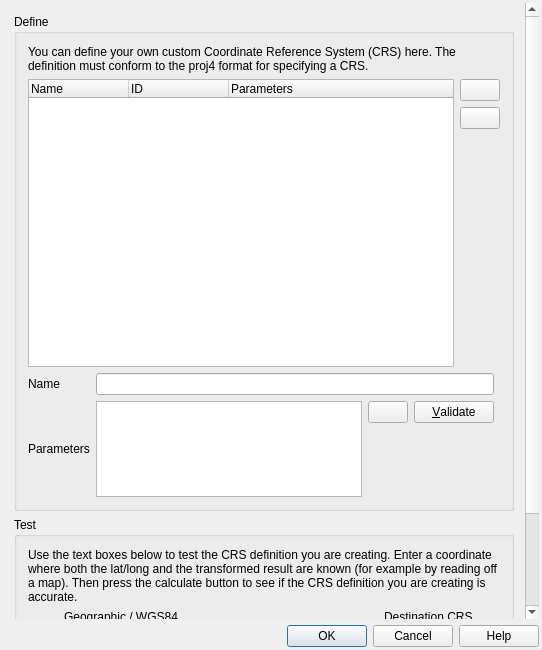
Before: the Qt Designer form src/ui/qgscustomprojectiondialogbase.ui in qgis/QGIS, drawn with Qt 5.
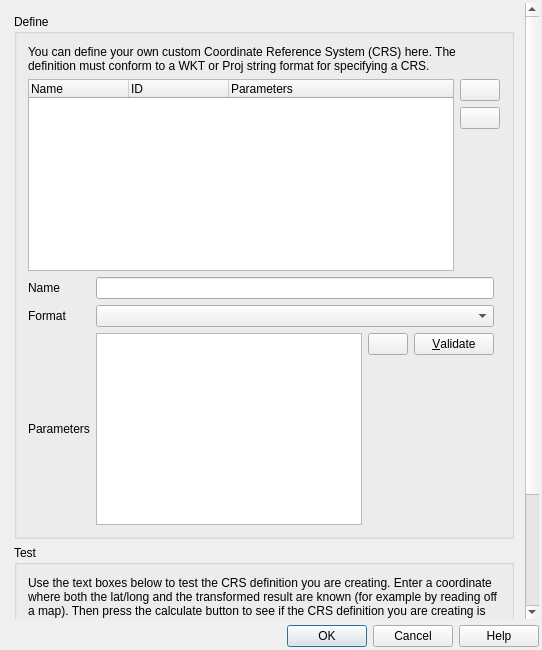
After: the same form once the commit is applied. Icons and pictures are not drawn. Custom widgets are drawn as their Qt base class.

Commit message:
[FEATURE] Allow custom projections to be defined using WKT strings instead of just proj strings
WKT strings are lossless and allow definition of a much wider range
of projections than are possible using proj strings.

A new combo box in the Custom Projections dialog allows users to
choose whether the new projection is defined using a WKT or PROJ string.
If possible, the current projection definition is automatically converted
when the combo box is changed by the user.

Also fixes #25918 in the process

Patch:
```diff
--- a/src/ui/qgscustomprojectiondialogbase.ui
+++ b/src/ui/qgscustomprojectiondialogbase.ui
@@ -55,11 +55,65 @@
          <property name="title">
           <string>Define</string>
          </property>
-         <layout class="QGridLayout" name="gridLayout_3" rowstretch="0,3,0,1">
-          <item row="3" column="0">
-           <widget class="QLabel" name="label_4">
+         <layout class="QGridLayout" name="gridLayout_3" rowstretch="0,3,0,1,0">
+          <item row="0" column="0" colspan="3">
+           <widget class="QLabel" name="label">
             <property name="text">
-             <string>Parameters</string>
+             <string>You can define your own custom Coordinate Reference System (CRS) here. The definition must conform to a WKT or Proj string format for specifying a CRS.</string>
+            </property>
+            <property name="wordWrap">
+             <bool>true</bool>
+            </property>
+           </widget>
+          </item>
+          <item row="4" column="1">
+           <layout class="QGridLayout" name="gridLayout_4">
+            <item row="0" column="2">
+             <widget class="QPushButton" name="mButtonValidate">
+              <property name="toolTip">
+               <string>Validate the current CRS definition and test whether it is an acceptable projection definition</string>
+              </property>
+              <property name="text">
+               <string>&amp;Validate</string>
+              </property>
+             </widget>
+            </item>
+            <item row="0" column="1">
+             <widget class="QPushButton" name="pbnCopyCRS">
+              <property name="toolTip">
+               <string>Copy parameters from existing CRS</string>
+              </property>
+              <property name="text">
+               <string/>
+              </property>
+              <property name="icon">
+               <iconset>
+                <normaloff>:/images/themes/default/mActionEditCopy.svg</normaloff>:/images/themes/default/mActionEditCopy.svg</iconset>
+              </property>
+             </widget>
+            </item>
+            <item row="1" column="2">
+             <spacer name="verticalSpacer_2">
+              <property name="orientation">
+               <enum>Qt::Vertical</enum>
+              </property>
+              <property name="sizeHint" stdset="0">
+               <size>
+                <width>20</width>
+                <height>40</height>
+               </size>
+              </property>
+             </spacer>
+            </item>
+            <item row="0" column="0" rowspan="2">
+             <widget class="QPlainTextEdit" name="teParameters"/>
+            </item>
+           </layout>
+          </item>
+          <item row="2" column="0">
+           <widget class="QLabel" name="label_3">
+            <property name="text">
+             <string>Name</string>
             </property>
            </widget>
           </item>
@@ -146,70 +200,26 @@
             </item>
            </layout>
           </item>
-          <item row="3" column="1">
-           <layout class="QGridLayout" name="gridLayout_4">
-            <item row="0" column="2">
-             <widget class="QPushButton" name="mButtonValidate">
-              <property name="toolTip">
-               <string>Validate the current CRS definition and test whether it is an acceptable projection definition</string>
-              </property>
-              <property name="text">
-               <string>&amp;Validate</string>
-              </property>
-             </widget>
-            </item>
-            <item row="0" column="1">
-             <widget class="QPushButton" name="pbnCopyCRS">
-              <property name="toolTip">
-               <string>Copy parameters from existing CRS</string>
-              </property>
-              <property name="text">
-               <string/>
-              </property>
-              <property name="icon">
-               <iconset resource="../../images/images.qrc">
-                <normaloff>:/images/themes/default/mActionEditCopy.svg</normaloff>:/images/themes/default/mActionEditCopy.svg</iconset>
-              </property>
-             </widget>
-            </item>
-            <item row="1" column="2">
-             <spacer name="verticalSpacer_2">
-              <property name="orientation">
-               <enum>Qt::Vertical</enum>
-              </property>
-              <property name="sizeHint" stdset="0">
-               <size>
-                <width>20</width>
-                <height>40</height>
-               </size>
-              </property>
-             </spacer>
-            </item>
-            <item row="0" column="0" rowspan="2">
-             <widget class="QPlainTextEdit" name="teParameters"/>
-            </item>
-           </layout>
-          </item>
-          <item row="2" column="0">
-           <widget class="QLabel" name="label_3">
-            <property name="text">
-             <string>Name</string>
-            </property>
-           </widget>
-          </item>
-          <item row="0" column="0" colspan="3">
-           <widget class="QLabel" name="label">
-            <property name="text">
-             <string>You can define your own custom Coordinate Reference System (CRS) here. The definition must conform to the proj4 format for specifying a CRS.</string>
-            </property>
-            <property name="wordWrap">
-             <bool>true</bool>
-            </property>
-           </widget>
-          </item>
           <item row="2" column="1">
            <widget class="QLineEdit" name="leName"/>
           </item>
+          <item row="4" column="0">
+           <widget class="QLabel" name="label_4">
+            <property name="text">
+             <string>Parameters</string>
+            </property>
+           </widget>
+          </item>
+          <item row="3" column="1">
+           <widget class="QComboBox" name="mFormatComboBox"/>
+          </item>
+          <item row="3" column="0">
+           <widget class="QLabel" name="label_5">
+            <property name="text">
+             <string>Format</string>
+            </property>
+           </widget>
+          </item>
          </layout>
         </widget>
        </item>
```
Left out of the diff: 1 changed line with no effect on the pictures. The commit also changes 2 other files.
